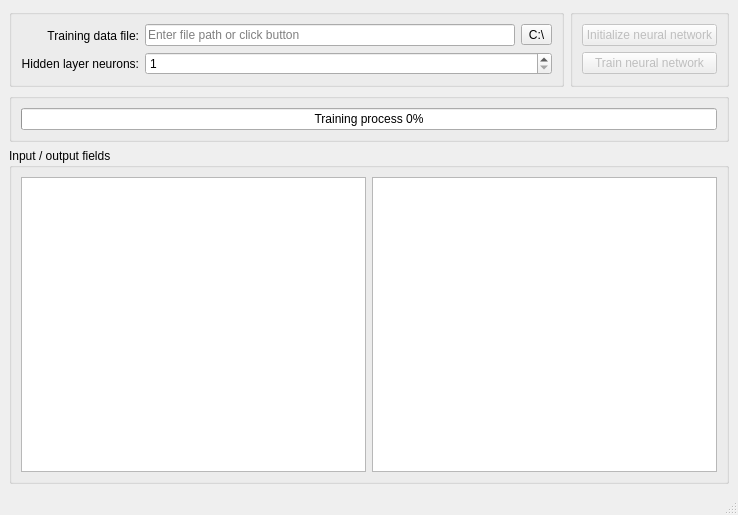
Qt form mainwindow.ui (roazanas/DaveMillerNN) before a commit.
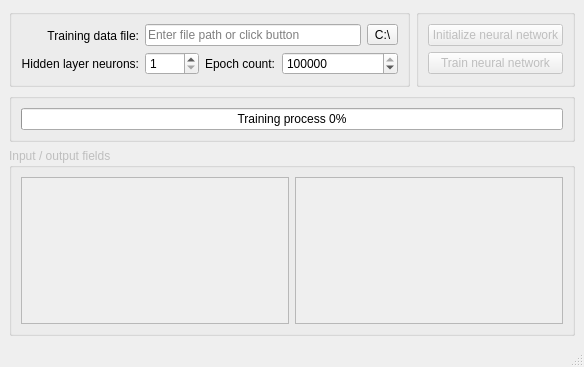
The same form after that commit. Icons and pictures are not drawn.

Commit message: Epoch input, small improvements

```diff
--- a/mainwindow.ui
+++ b/mainwindow.ui
@@ -6,8 +6,8 @@
    <rect>
     <x>0</x>
     <y>0</y>
-    <width>738</width>
-    <height>515</height>
+    <width>584</width>
+    <height>367</height>
    </rect>
   </property>
   <property name="windowTitle">
@@ -95,6 +95,8 @@
             </layout>
            </item>
            <item>
+            <layout class="QHBoxLayout" name="horizontalLayout_6">
+             <item>
             <widget class="QSpinBox" name="hiddenNeuronCount">
              <property name="minimum">
               <number>1</number>
@@ -107,6 +109,38 @@
              </property>
             </widget>
            </item>
+             <item>
+              <layout class="QHBoxLayout" name="horizontalLayout_5">
+               <item>
+                <widget class="QLabel" name="epochLabel">
+                 <property name="text">
+                  <string>Epoch count:</string>
+                 </property>
+                </widget>
+               </item>
+               <item>
+                <widget class="QSpinBox" name="epochInput">
+                 <property name="sizePolicy">
+                  <sizepolicy hsizetype="MinimumExpanding" vsizetype="Fixed">
+                   <horstretch>0</horstretch>
+                   <verstretch>0</verstretch>
+                  </sizepolicy>
+                 </property>
+                 <property name="minimum">
+                  <number>1</number>
+                 </property>
+                 <property name="maximum">
+                  <number>1000000</number>
+                 </property>
+                 <property name="value">
+                  <number>100000</number>
+                 </property>
+                </widget>
+               </item>
+              </layout>
+             </item>
+            </layout>
+           </item>
           </layout>
          </item>
         </layout>
@@ -160,13 +194,32 @@
      </widget>
     </item>
     <item>
-     <widget class="QGroupBox" name="groupBox">
+     <widget class="QGroupBox" name="IOfields">
+      <property name="enabled">
+       <bool>false</bool>
+      </property>
       <property name="title">
        <string>Input / output fields</string>
       </property>
       <layout class="QHBoxLayout" name="horizontalLayout_3">
        <item>
-        <widget class="QListWidget" name="inputList"/>
+        <widget class="QListWidget" name="inputList">
+         <property name="movement">
+          <enum>QListView::Static</enum>
+         </property>
+         <property name="flow">
+          <enum>QListView::TopToBottom</enum>
+         </property>
+         <property name="uniformItemSizes">
+          <bool>false</bool>
+         </property>
+         <property name="wordWrap">
+          <bool>false</bool>
+         </property>
+         <property name="selectionRectVisible">
+          <bool>true</bool>
+         </property>
+        </widget>
        </item>
        <item>
         <widget class="QListWidget" name="outputList"/>
```
Left out of the diff: 5 changed lines with no effect on the pictures. Lines whose indentation alone changed are shown as unchanged. The commit also changes 11 other files.
